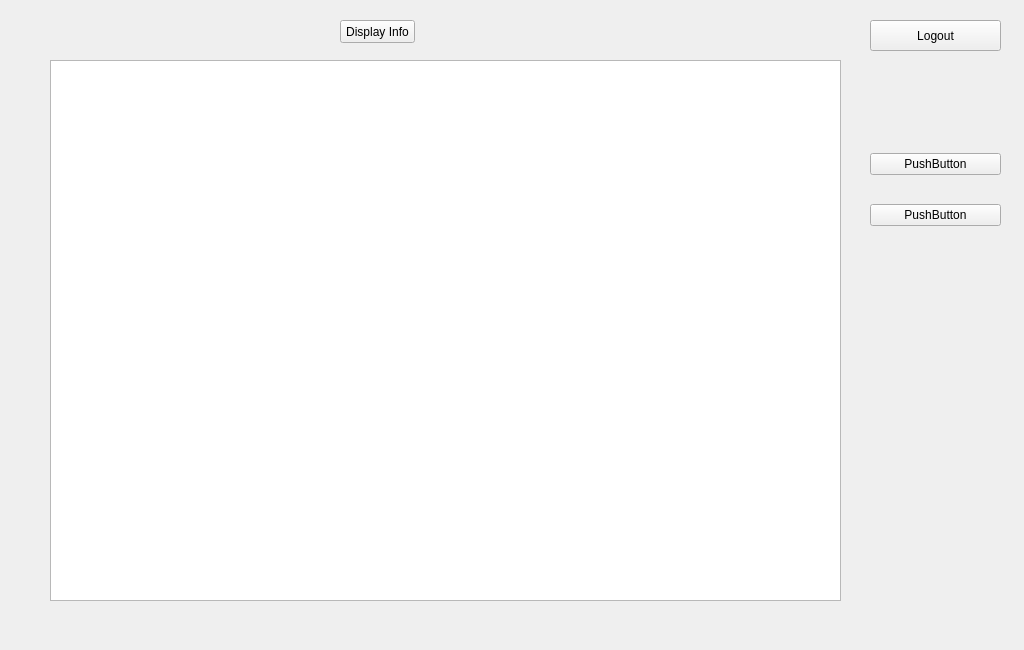
The window that src/adminwindow.ui (brianclinkenbeard/pamphlet) describes before a commit, drawn with Qt 5.
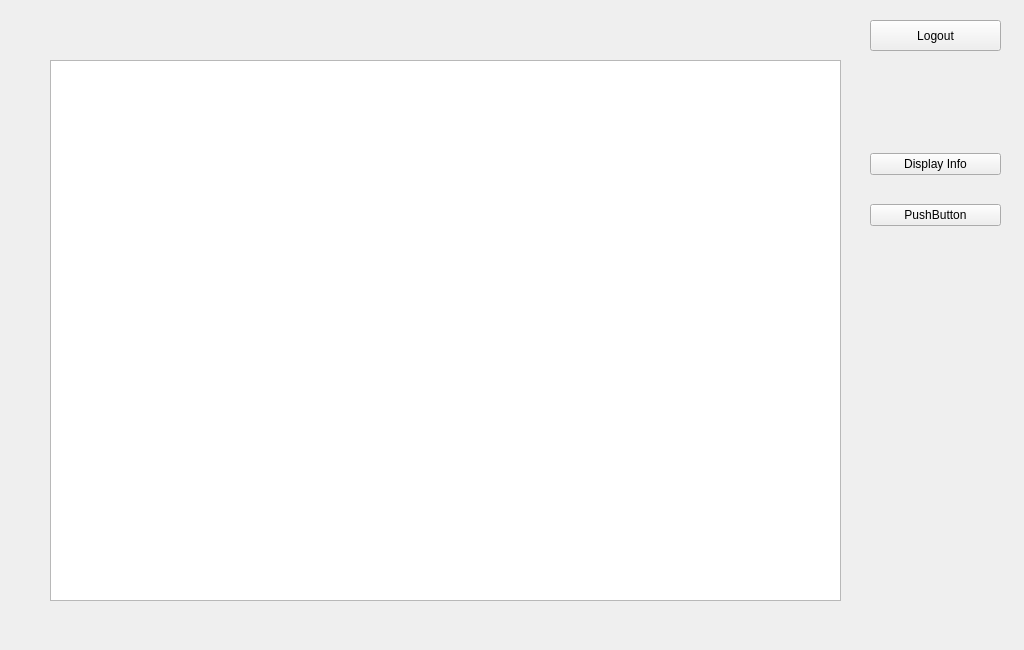
The same window after the commit.

Commit message: ui changes, function/button clarification, small bug fixes, logout

The edit to the form file:
```diff
--- a/src/adminwindow.ui
+++ b/src/adminwindow.ui
@@ -39,7 +39,7 @@
     <item>
      <widget class="QPushButton" name="pushButton_2">
       <property name="text">
-       <string>PushButton</string>
+       <string>Display Info</string>
       </property>
      </widget>
     </item>
@@ -68,19 +68,6 @@
     <number>37</number>
    </attribute>
   </widget>
-  <widget class="QPushButton" name="pushButton_4">
-   <property name="geometry">
-    <rect>
-     <x>340</x>
-     <y>20</y>
-     <width>75</width>
-     <height>23</height>
-    </rect>
-   </property>
-   <property name="text">
-    <string>Display Info</string>
-   </property>
-  </widget>
  </widget>
  <resources/>
  <connections/>
```
Left out of the diff: 4 changed lines with no effect on the pictures. The commit also changes 4 other files.
